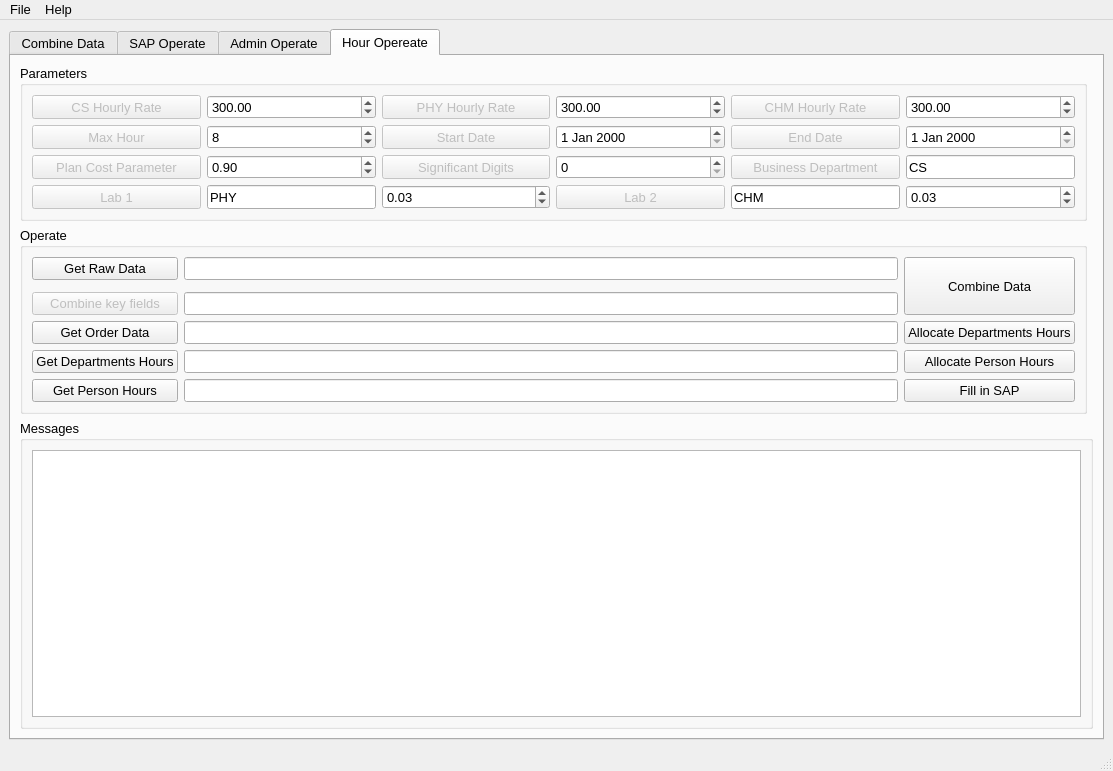
Before: the Qt Designer form Sap_Operate_Ui.ui in chen-huai/Sap_Operation, drawn with Qt 5.
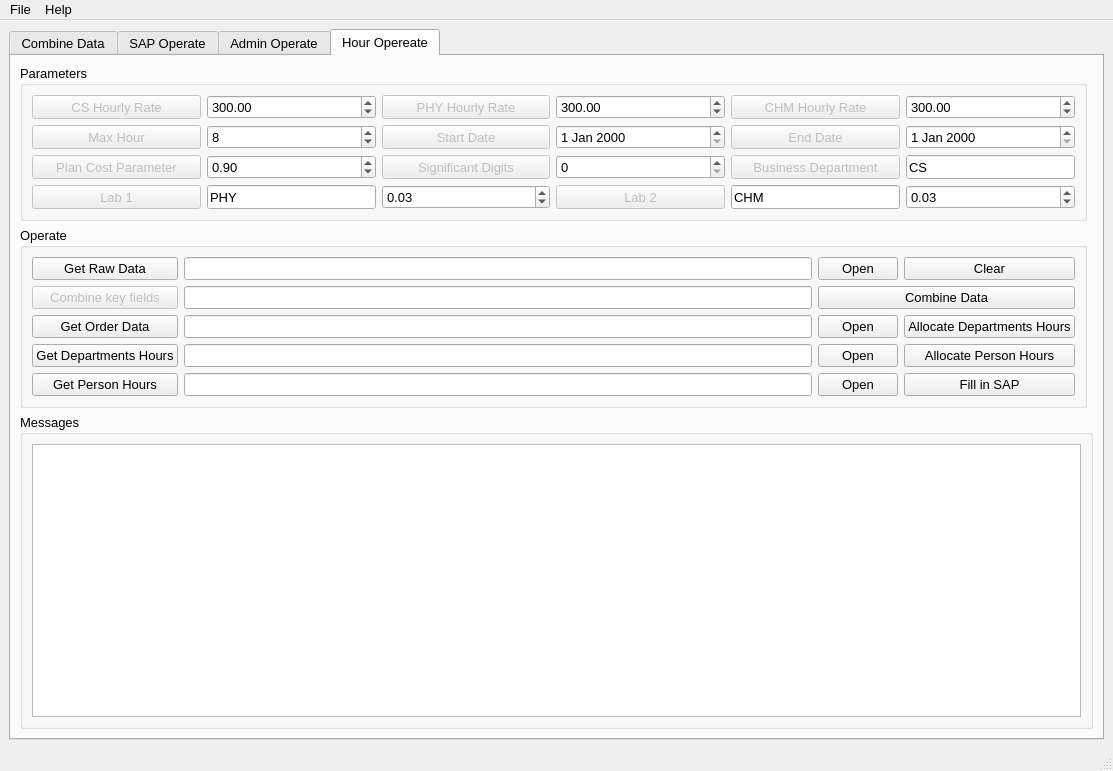
After: the same form once the commit is applied. The open tabs and pages were chosen to show the change. Icons and pictures are not drawn.

Commit message: 增加清除信息和打开文件夹功能

What changed in the file:
```diff
--- a/Sap_Operate_Ui.ui
+++ b/Sap_Operate_Ui.ui
@@ -2333,22 +2333,6 @@
            <string>Operate</string>
           </property>
           <layout class="QGridLayout" name="gridLayout_26">
-           <item row="0" column="1">
-            <widget class="QLineEdit" name="lineEdit_30"/>
-           </item>
-           <item row="0" column="2" rowspan="3">
-            <widget class="QPushButton" name="pushButton_72">
-             <property name="sizePolicy">
-              <sizepolicy hsizetype="Minimum" vsizetype="Expanding">
-               <horstretch>0</horstretch>
-               <verstretch>0</verstretch>
-              </sizepolicy>
-             </property>
-             <property name="text">
-              <string>Combine Data</string>
-             </property>
-            </widget>
-           </item>
            <item row="3" column="0">
             <widget class="QPushButton" name="pushButton_76">
              <property name="text">
@@ -2356,6 +2340,9 @@
              </property>
             </widget>
            </item>
+           <item row="3" column="1">
+            <widget class="QLineEdit" name="lineEdit_37"/>
+           </item>
            <item row="2" column="0">
             <widget class="QPushButton" name="pushButton_70">
              <property name="enabled">
@@ -2366,18 +2353,29 @@
              </property>
             </widget>
            </item>
-           <item row="3" column="2">
-            <widget class="QPushButton" name="pushButton_77">
+           <item row="0" column="0">
+            <widget class="QPushButton" name="pushButton_63">
              <property name="text">
-              <string>Allocate Departments Hours</string>
+              <string>Get Raw Data</string>
              </property>
             </widget>
            </item>
            <item row="4" column="1">
             <widget class="QLineEdit" name="lineEdit_38"/>
            </item>
-           <item row="2" column="1">
-            <widget class="QLineEdit" name="lineEdit_39"/>
+           <item row="4" column="3">
+            <widget class="QPushButton" name="pushButton_73">
+             <property name="text">
+              <string>Allocate Person Hours</string>
+             </property>
+            </widget>
+           </item>
+           <item row="3" column="3">
+            <widget class="QPushButton" name="pushButton_77">
+             <property name="text">
+              <string>Allocate Departments Hours</string>
+             </property>
+            </widget>
            </item>
            <item row="4" column="0">
             <widget class="QPushButton" name="pushButton_71">
@@ -2386,16 +2384,19 @@
              </property>
             </widget>
            </item>
-           <item row="3" column="1">
-            <widget class="QLineEdit" name="lineEdit_37"/>
-           </item>
-           <item row="0" column="0">
-            <widget class="QPushButton" name="pushButton_63">
+           <item row="5" column="3">
+            <widget class="QPushButton" name="pushButton_79">
              <property name="text">
-              <string>Get Raw Data</string>
+              <string>Fill in SAP</string>
              </property>
             </widget>
            </item>
+           <item row="0" column="1">
+            <widget class="QLineEdit" name="lineEdit_30"/>
+           </item>
+           <item row="2" column="1">
+            <widget class="QLineEdit" name="lineEdit_39"/>
+           </item>
            <item row="5" column="0">
             <widget class="QPushButton" name="pushButton_78">
              <property name="text">
@@ -2406,17 +2407,51 @@
            <item row="5" column="1">
             <widget class="QLineEdit" name="lineEdit_31"/>
            </item>
+           <item row="3" column="2">
+            <widget class="QPushButton" name="pushButton_82">
+             <property name="text">
+              <string>Open</string>
+             </property>
+            </widget>
+           </item>
            <item row="4" column="2">
-            <widget class="QPushButton" name="pushButton_73">
+            <widget class="QPushButton" name="pushButton_83">
              <property name="text">
-              <string>Allocate Person Hours</string>
+              <string>Open</string>
              </property>
             </widget>
            </item>
            <item row="5" column="2">
-            <widget class="QPushButton" name="pushButton_79">
+            <widget class="QPushButton" name="pushButton_84">
              <property name="text">
-              <string>Fill in SAP</string>
+              <string>Open</string>
+             </property>
+            </widget>
+           </item>
+           <item row="0" column="3">
+            <widget class="QPushButton" name="pushButton_80">
+             <property name="text">
+              <string>Clear</string>
+             </property>
+            </widget>
+           </item>
+           <item row="0" column="2">
+            <widget class="QPushButton" name="pushButton_81">
+             <property name="text">
+              <string>Open</string>
+             </property>
+            </widget>
+           </item>
+           <item row="2" column="2" colspan="2">
+            <widget class="QPushButton" name="pushButton_72">
+             <property name="sizePolicy">
+              <sizepolicy hsizetype="Minimum" vsizetype="Fixed">
+               <horstretch>0</horstretch>
+               <verstretch>0</verstretch>
+              </sizepolicy>
+             </property>
+             <property name="text">
+              <string>Combine Data</string>
              </property>
             </widget>
            </item>
```
The commit also changes 2 other files.
